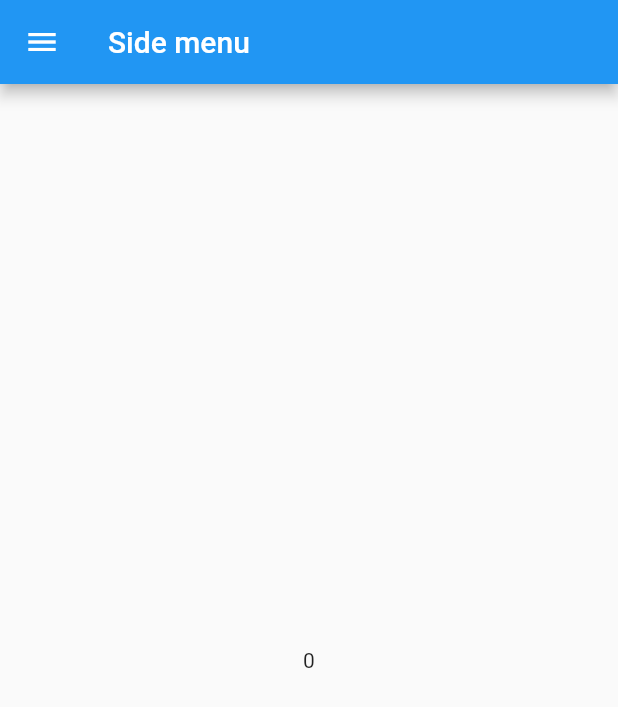
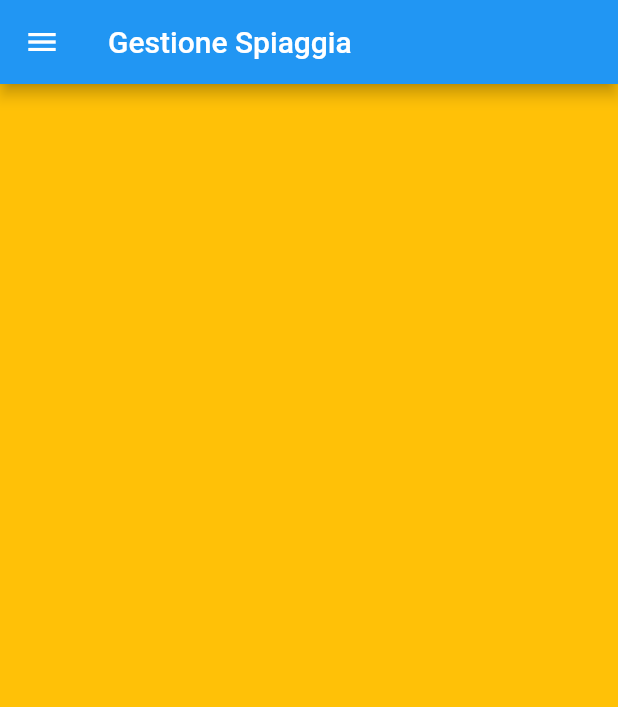
Before and after one commit to AndreaBasile97/ombrelloni_flutter, a Flutter app: the screen it shows after launch, on a phone screen of 412 x 824 dp. Shown: the top 707 px of the screen. Run offline on Flutter 3.47's test engine with Material 2 defaults, Android fonts, the phone set to English and light mode, and no system bars; our stand-ins replace syncfusion_flutter_datepicker.

Commit message:
Fix impaginazione

```diff
--- a/lib/main.dart
+++ b/lib/main.dart
@@ -12,11 +12,12 @@ class MyApp extends StatelessWidget {
   @override
   Widget build(BuildContext context) {
     return MaterialApp(
+      debugShowCheckedModeBanner: false,
       title: 'Flutter Demo',
       theme: ThemeData(
         primarySwatch: Colors.blue,
       ),
-      home: const AdminPanel(),
+      home: AdminPanel(),
     );
   }
 }
--- a/lib/screens/admin_panel.dart
+++ b/lib/screens/admin_panel.dart
@@ -1,5 +1,4 @@
 import 'package:flutter/material.dart';
-import 'package:ombrelloni_flutter/models/nav_drawer.dart';
 
 class AdminPanel extends StatefulWidget {
   const AdminPanel({Key? key}) : super(key: key);
@@ -8,24 +7,71 @@ class AdminPanel extends StatefulWidget {
 }
 
 class _AdminPanel extends State<AdminPanel> {
-  int _selectedIndex = 0;
-
-  void changeIndex(int i) {
-    setState(() {
-      _selectedIndex = i;
-    });
-  }
-
+  String text = "Initial Text";
+  List<Widget> widgetList = [
+    Scaffold(backgroundColor: Colors.amber),
+    Scaffold(backgroundColor: Colors.blue),
+    Scaffold(backgroundColor: Colors.red),
+    Scaffold(backgroundColor: Colors.green)
+  ];
+  int widgetIndex = 0;
   @override
   Widget build(BuildContext context) {
     return Scaffold(
-      body: Center(
-        child: Text(_selectedIndex.toString()),
-      ),
-      drawer: NavDrawer(),
-      appBar: AppBar(
-        title: const Text('Side menu'),
-      ),
-    );
+        drawer: Drawer(
+          child: ListView(
+            children: <Widget>[
+              const DrawerHeader(
+                child: Text(
+                  'Gestione',
+                  style: TextStyle(color: Colors.white, fontSize: 25),
+                ),
+                decoration: BoxDecoration(
+                    color: Colors.green,
+                    image: DecorationImage(
+                        fit: BoxFit.fill,
+                        image: AssetImage('images/beachmenu.jpg'))),
+              ),
+              Column(children: <Widget>[
+                ListTile(
+                    leading: const Icon(Icons.edit_calendar),
+                    title: const Text('Calendario'),
+                    onTap: () {
+                      setState(() {
+                        widgetIndex = 0;
+                      });
+                    }),
+                ListTile(
+                    leading: const Icon(Icons.book_online),
+                    title: const Text('Prenotazioni'),
+                    onTap: () {
+                      setState(() {
+                        widgetIndex = 1;
+                      });
+                    }),
+                ListTile(
+                    leading: const Icon(Icons.map),
+                    title: const Text('Mappa spiaggia'),
+                    onTap: () {
+                      setState(() {
+                        widgetIndex = 2;
+                      });
+                    }),
+                ListTile(
+                    leading: const Icon(Icons.edit),
+                    title: const Text('Modifica mappa'),
+                    onTap: () {
+                      setState(() {
+                        widgetIndex = 3;
+                      });
+                    }),
+              ])
+            ],
+          ),
+        ),
+        appBar: AppBar(
+          title: const Text("Gestione Spiaggia"),
+        ),
+        body: widgetList[widgetIndex]);
   }
 }
--- a/pubspec.yaml
+++ b/pubspec.yaml
@@ -58,8 +58,8 @@ flutter:
   uses-material-design: true
 
   # To add assets to your application, add an assets section, like this:
-  # assets:
-  #   - images/a_dot_burr.jpeg
+  assets:
+    - images/beachmenu.jpg
   #   - images/a_dot_ham.jpeg
 
   # An image asset can refer to one or more resolution-specific "variants", see
```
Also changed, not shown: lib/models/nav_drawer.dart (deleted, +0 -47 lines), lib/screens/ombrelloni_map.dart (deleted, +0 -79 lines), images/beachmenu.jpg (added).
